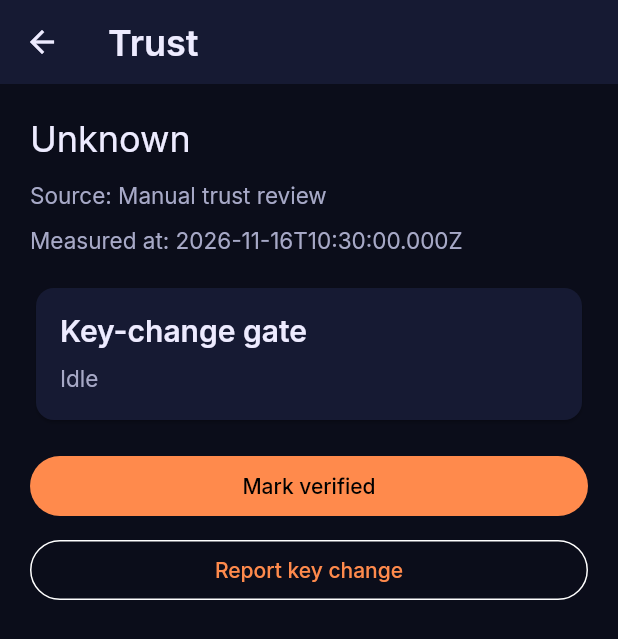
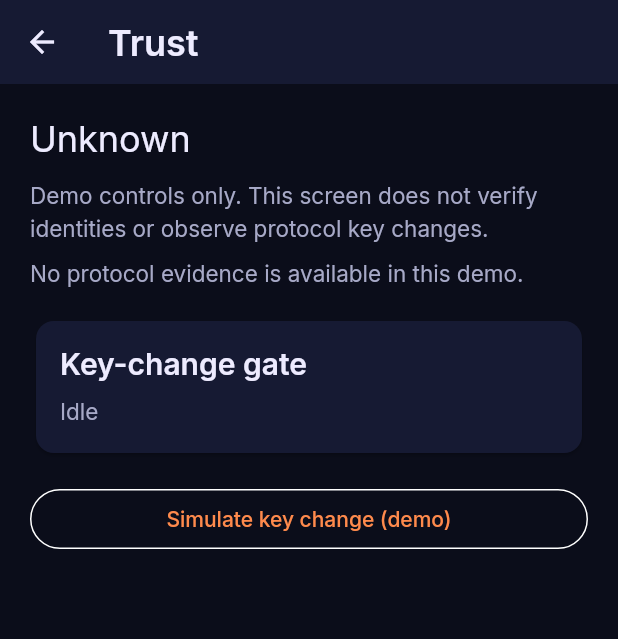
Before and after one commit to MAbrar1/Sargoshi, a Flutter app: the TrustScreen screen opened directly, on a phone screen of 412 x 824 dp. Shown: the top 639 px of the screen. Run offline on Flutter 3.47's test engine with Material 3 defaults, Android fonts, the phone set to English and light mode, and no system bars; our stand-ins replace cupertino_ui, flutter_riverpod, material_ui; generated files the repository leaves out were written again; statements that could not run were skipped.

Commit message:
Correct demo trust gate: remove fake verification and test pending-change transitions

```diff
--- a/lib/application/trust/trust_controller.dart
+++ b/lib/application/trust/trust_controller.dart
@@ -3,87 +3,43 @@ import 'package:flutter_riverpod/flutter_riverpod.dart';
 import '../../core/measured/measured.dart';
 import '../../domain/trust/trust_state.dart';
 
+const String kDemoTrustSource = 'demo/manual-review';
+
 final trustProvider = StateNotifierProvider<TrustController, TrustState>((ref) {
   final now = DateTime.now().toUtc();
   return TrustController(
     initialMeasurement: Measured.unknown(
-      source: 'Manual trust review',
+      source: kDemoTrustSource,
       measuredAt: now,
     ),
   );
 });
 
+/// Demo-only gate controller. It does not read protocol key events or verify
+/// safety numbers. Production must replace its event source before use.
 final class TrustController extends StateNotifier<TrustState> {
   TrustController({required Measured<TrustValue> initialMeasurement})
     : super(
         TrustState(
           measurement: initialMeasurement,
           gateState: KeyChangeGateState.idle,
-            reviewReason: null,
         ),
       );
 
-  void markUnknown() {
-    final now = DateTime.now().toUtc();
-    state = state.copyWith(
-      measurement: Measured.unknown(
-        source: 'Manual trust review',
-        measuredAt: now,
-      ),
-      gateState: KeyChangeGateState.idle,
-      reviewReason: null,
-    );
+  /// A test/demo trigger only; it is not evidence that a remote key changed.
+  void simulateKeyChange() {
+    state = state.copyWith(gateState: KeyChangeGateState.awaitingReview);
   }
 
-  void markVerified() {
-    final now = DateTime.now().toUtc();
-    state = state.copyWith(
-      measurement: Measured.of(
-        TrustValue.verified,
-        source: 'Manual trust review',
-        measuredAt: now,
-      ),
-      gateState: KeyChangeGateState.accepted,
-      reviewReason: null,
-    );
-  }
-
-  void reportKeyChanged() {
-    final now = DateTime.now().toUtc();
-    state = state.copyWith(
-      measurement: Measured.of(
-        TrustValue.keyChanged,
-        source: 'Key change observed',
-        measuredAt: now,
-      ),
-      gateState: KeyChangeGateState.awaitingReview,
-      reviewReason: 'A key change was observed and sending is paused.',
-    );
-  }
-
+  /// Acknowledgement permits the demo gate to proceed but does not turn the
+  /// trust measurement into Verified.
   void acceptKeyChange() {
-    final now = DateTime.now().toUtc();
-    state = state.copyWith(
-      measurement: Measured.of(
-        TrustValue.verified,
-        source: 'User accepted key change',
-        measuredAt: now,
-      ),
-      gateState: KeyChangeGateState.accepted,
-      reviewReason: null,
-    );
+    if (!state.isAwaitingReview) return;
+    state = state.copyWith(gateState: KeyChangeGateState.accepted);
   }
 
   void blockKeyChange() {
-    final now = DateTime.now().toUtc();
-    state = state.copyWith(
-      measurement: Measured.of(
-        TrustValue.keyChanged,
-        source: 'User blocked key change',
-        measuredAt: now,
-      ),
-      gateState: KeyChangeGateState.blocked,
-      reviewReason: 'Sending remains blocked until the user reviews the change.',
-    );
+    if (!state.isAwaitingReview) return;
+    state = state.copyWith(gateState: KeyChangeGateState.blocked);
   }
 }
--- a/lib/l10n/app_en.arb
+++ b/lib/l10n/app_en.arb
@@ -56,17 +56,19 @@
   "vaultDecoyAction": "Open decoy vault",
   "trustTitle": "Trust",
   "trustStatusUnknown": "Unknown",
+  "trustStatusUnverified": "Not yet verified",
   "trustStatusVerified": "Verified",
   "trustStatusKeyChanged": "Key changed",
   "trustSource": "Source",
   "trustMeasuredAt": "Measured at",
+  "trustMeasurementUnavailable": "No protocol evidence is available in this demo.",
+  "trustDemoDisclosure": "Demo controls only. This screen does not verify identities or observe protocol key changes.",
   "trustKeyChangeGate": "Key-change gate",
   "trustIdle": "Idle",
-  "trustAwaitingReview": "Awaiting review",
-  "trustAccepted": "Accepted",
-  "trustBlocked": "Blocked",
-  "trustMarkVerified": "Mark verified",
-  "trustReportKeyChange": "Report key change",
-  "trustAcceptKeyChange": "Accept key change",
-  "trustBlockKeyChange": "Block key change"
+  "trustAwaitingReview": "Awaiting review. Outgoing messages are held by this demo gate.",
+  "trustAccepted": "Accepted for this demo session. Identity remains unverified.",
+  "trustBlocked": "Blocked. Outgoing messages remain held by this demo gate.",
+  "trustSimulateKeyChange": "Simulate key change (demo)",
+  "trustAcceptKeyChange": "Accept key change in demo",
+  "trustBlockKeyChange": "Block contact in demo"
 }
--- a/lib/ui/trust/trust_screen.dart
+++ b/lib/ui/trust/trust_screen.dart
@@ -12,14 +12,13 @@ final class TrustScreen extends ConsumerWidget {
   Widget build(BuildContext context, WidgetRef ref) {
     final l10n = AppLocalizations.of(context);
     final trust = ref.watch(trustProvider);
-
-    final statusText = switch (trust.measurement.value) {
+    final trustValue = trust.measurement.value;
+    final statusText = switch (trustValue) {
       null => l10n.trustStatusUnknown,
+      TrustValue.unverified => l10n.trustStatusUnverified,
       TrustValue.verified => l10n.trustStatusVerified,
       TrustValue.keyChanged => l10n.trustStatusKeyChanged,
-      TrustValue.unknown => l10n.trustStatusUnknown,
     };
-
     final gateText = switch (trust.gateState) {
       KeyChangeGateState.idle => l10n.trustIdle,
       KeyChangeGateState.awaitingReview => l10n.trustAwaitingReview,
@@ -33,20 +32,23 @@ final class TrustScreen extends ConsumerWidget {
         child: ListView(
           padding: const EdgeInsetsDirectional.all(20),
           children: [
+            Text(statusText, style: Theme.of(context).textTheme.headlineSmall),
+            const SizedBox(height: 12),
+            Text(l10n.trustDemoDisclosure),
+            const SizedBox(height: 8),
             Text(
-              statusText,
-              style: Theme.of(context).textTheme.headlineSmall,
-            ),
-            const SizedBox(height: 12),
-            Text(
-              '${l10n.trustSource}: ${trust.measurement.source}',
+              trustValue == null
+                  ? l10n.trustMeasurementUnavailable
+                  : '${l10n.trustSource}: ${trust.measurement.source}',
               style: Theme.of(context).textTheme.bodyMedium,
             ),
-            const SizedBox(height: 8),
-            Text(
-              '${l10n.trustMeasuredAt}: ${trust.measurement.measuredAt.toUtc().toIso8601String()}',
-              style: Theme.of(context).textTheme.bodyMedium,
-            ),
+            if (trustValue != null) ...[
+              const SizedBox(height: 8),
+              Text(
+                '${l10n.trustMeasuredAt}: ${trust.measurement.measuredAt.toUtc().toIso8601String()}',
+                style: Theme.of(context).textTheme.bodyMedium,
+              ),
+            ],
             const SizedBox(height: 16),
             Card(
               child: Padding(
@@ -54,26 +56,22 @@ final class TrustScreen extends ConsumerWidget {
                 child: Column(
                   crossAxisAlignment: CrossAxisAlignment.start,
                   children: [
-                    Text(l10n.trustKeyChangeGate, style: Theme.of(context).textTheme.titleMedium),
+                    Text(
+                      l10n.trustKeyChangeGate,
+                      style: Theme.of(context).textTheme.titleMedium,
+                    ),
                     const SizedBox(height: 8),
                     Text(gateText),
-                    if (trust.reviewReason != null) ...[
-                      const SizedBox(height: 8),
-                      Text(trust.reviewReason!),
-                    ],
                   ],
                 ),
               ),
             ),
             const SizedBox(height: 16),
-            FilledButton(
-              onPressed: () => ref.read(trustProvider.notifier).markVerified(),
-              child: Text(l10n.trustMarkVerified),
-            ),
-            const SizedBox(height: 8),
             OutlinedButton(
-              onPressed: () => ref.read(trustProvider.notifier).reportKeyChanged(),
-              child: Text(l10n.trustReportKeyChange),
+              onPressed: trust.isAwaitingReview
+                  ? null
+                  : () => ref.read(trustProvider.notifier).simulateKeyChange(),
+              child: Text(l10n.trustSimulateKeyChange),
             ),
             if (trust.isAwaitingReview) ...[
               const SizedBox(height: 8),
@@ -84,7 +82,6 @@ final class TrustScreen extends ConsumerWidget {
               const SizedBox(height: 8),
               FilledButton(
                 onPressed: () => ref.read(trustProvider.notifier).blockKeyChange(),
-                style: FilledButton.styleFrom(backgroundColor: Colors.orange),
                 child: Text(l10n.trustBlockKeyChange),
               ),
             ],
```
Also changed, not shown: lib/domain/trust/trust_state.dart (+11 -14 lines), 1 other file. Lines whose indentation alone changed are shown as unchanged.
